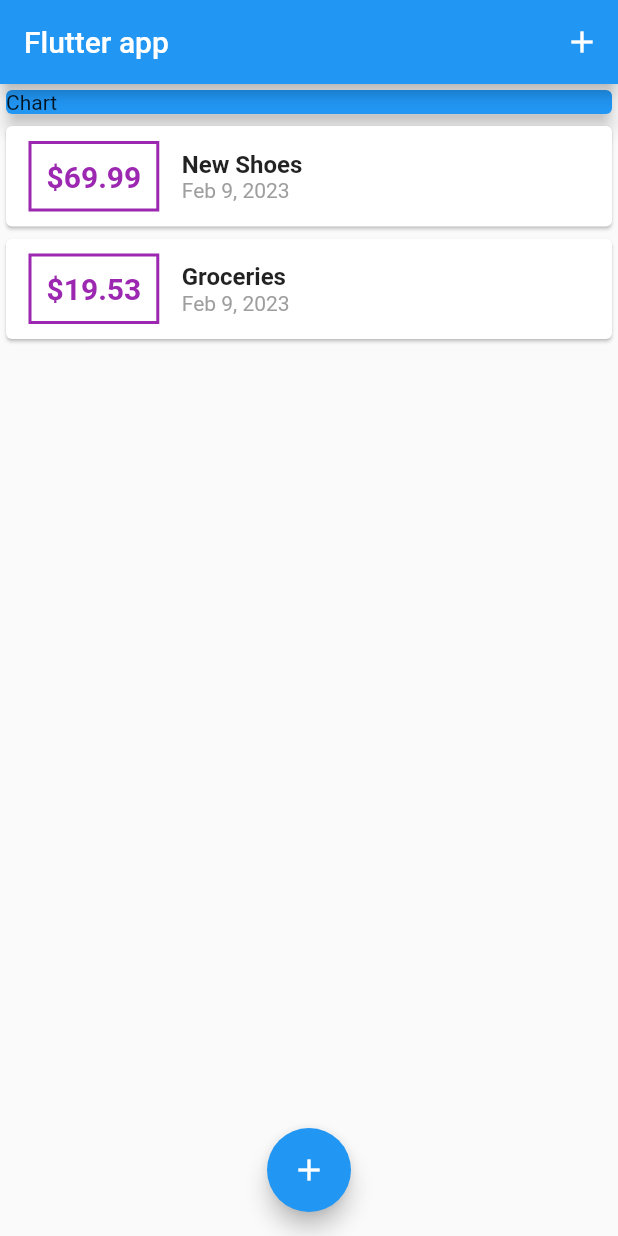
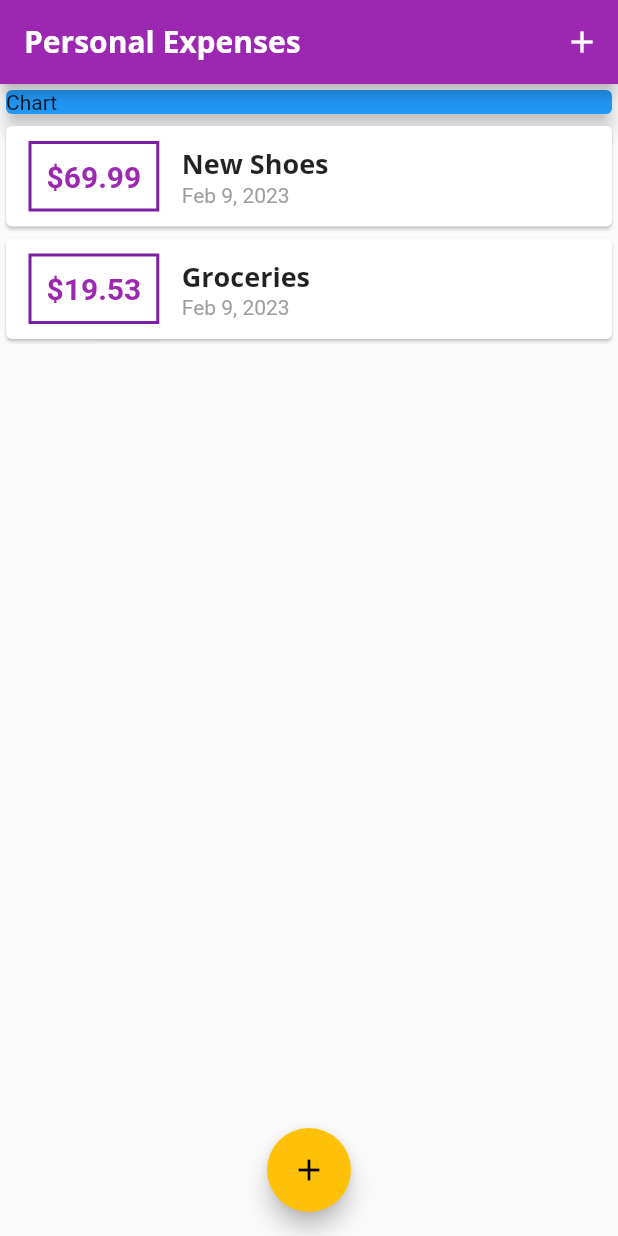
Before and after one commit to krzysztofpodmokly/budget_app_flutter, a Flutter app: the screen it shows after launch, on a phone screen of 412 x 824 dp. Run offline on Flutter 3.47's test engine with Material 2 defaults, Android fonts, the phone set to English and light mode, and no system bars.

Commit message:
Adding theme

```diff
--- a/lib/main.dart
+++ b/lib/main.dart
@@ -13,7 +13,25 @@ class MyApp extends StatelessWidget {
   @override
   Widget build(BuildContext context) {
     return MaterialApp(
-      title: 'Flutter aapp',
+      title: 'Personal Expenses',
+      theme: ThemeData(
+          primarySwatch: Colors.purple,
+          accentColor: Colors.amber,
+          fontFamily: 'Quicksand',
+          textTheme: ThemeData.light().textTheme.copyWith(
+                headline6: TextStyle(
+                  fontFamily: 'OpenSans',
+                  fontWeight: FontWeight.bold,
+                  fontSize: 18,
+                ),
+              ),
+          appBarTheme: AppBarTheme(
+            titleTextStyle: TextStyle(
+              fontFamily: 'OpenSans',
+              fontSize: 20,
+              fontWeight: FontWeight.bold,
+            ),
+          )),
       home: MyHomePage(),
     );
   }
@@ -70,7 +88,9 @@ class _MyHomePageState extends State<MyHomePage> {
   Widget build(BuildContext context) {
     return Scaffold(
       appBar: AppBar(
-        title: Text('Flutter app'),
+        title: Text(
+          'Personal Expenses',
+        ),
         actions: [
           IconButton(
             onPressed: () => _startAddNewTransaction(context),
--- a/lib/widgets/transaction_list.dart
+++ b/lib/widgets/transaction_list.dart
@@ -21,7 +21,7 @@ class TransactionList extends StatelessWidget {
                   margin: EdgeInsets.symmetric(vertical: 10, horizontal: 15),
                   decoration: BoxDecoration(
                     border: Border.all(
-                      color: Colors.purple,
+                      color: Theme.of(context).primaryColorDark,
                       width: 2,
                     ),
                   ),
@@ -31,7 +31,7 @@ class TransactionList extends StatelessWidget {
                     style: TextStyle(
                       fontWeight: FontWeight.bold,
                       fontSize: 20,
-                      color: Colors.purple,
+                      color: Theme.of(context).primaryColor,
                     ),
                   ),
                 ),
@@ -40,10 +40,7 @@ class TransactionList extends StatelessWidget {
                   children: [
                     Text(
                       transactions[index].title,
-                      style: TextStyle(
-                        fontSize: 16,
-                        fontWeight: FontWeight.bold,
-                      ),
+                      style: Theme.of(context).textTheme.headline6,
                     ),
                     Text(
                       DateFormat.yMMMd().format(transactions[index].date),
```
Also changed, not shown: pubspec.yaml (+13 -15 lines), assets/fonts/OpenSans-Bold.ttf (added), assets/fonts/OpenSans-Regular.ttf (added), assets/fonts/Quicksand-Bold.ttf (added), assets/fonts/Quicksand-Light.ttf (added), assets/fonts/Quicksand-Medium.ttf (added), assets/fonts/Quicksand-Regular.ttf (added).
